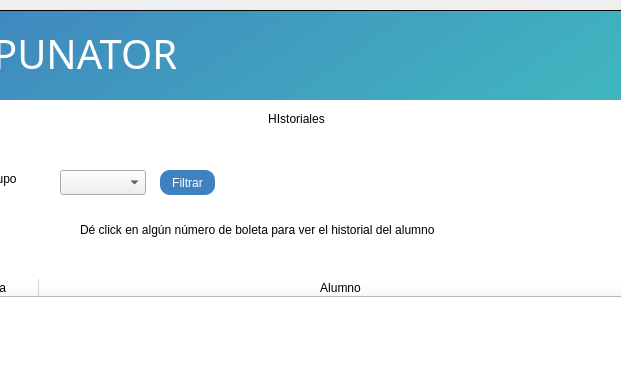
Before: the Qt Designer form acupunator-desktop/templates/Historiales.ui in Garavirod/Acupunator, drawn with Qt 5; both pictures show x 130 to 751 and y 0 to 390 of the 860 by 600 pixel window.
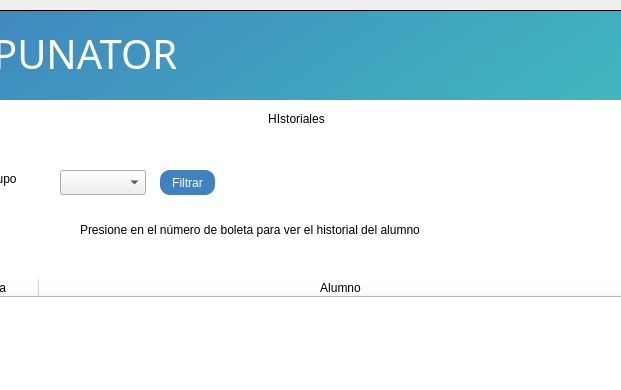
After: the same form once the commit is applied.

Commit message: Templates were modified

The edit to the form file:
```diff
--- a/acupunator-desktop/templates/Historiales.ui
+++ b/acupunator-desktop/templates/Historiales.ui
@@ -224,7 +224,7 @@
        </rect>
       </property>
       <property name="text">
-       <string>Dé click en algún número de boleta para ver el historial del alumno </string>
+       <string>Presione en el número de boleta para ver el historial del alumno </string>
       </property>
      </widget>
     </widget>
```
The commit also changes 1 other file.
